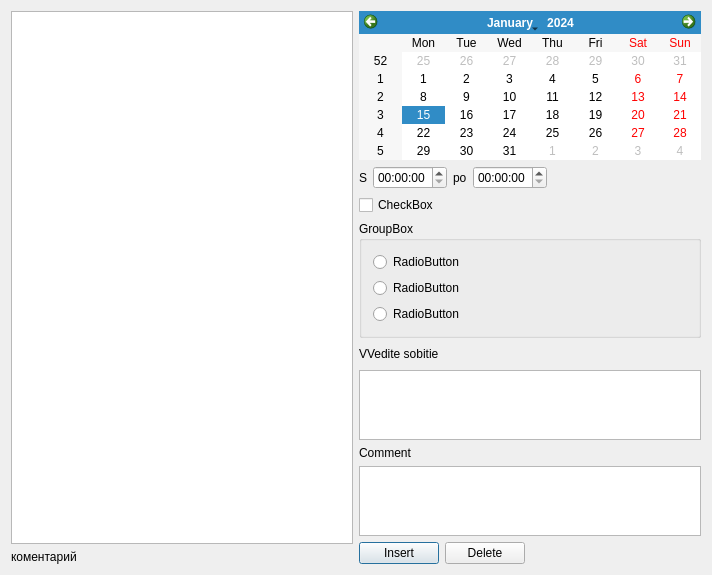
Qt form dialog.ui (sapr-bntu/Reminder) before a commit.
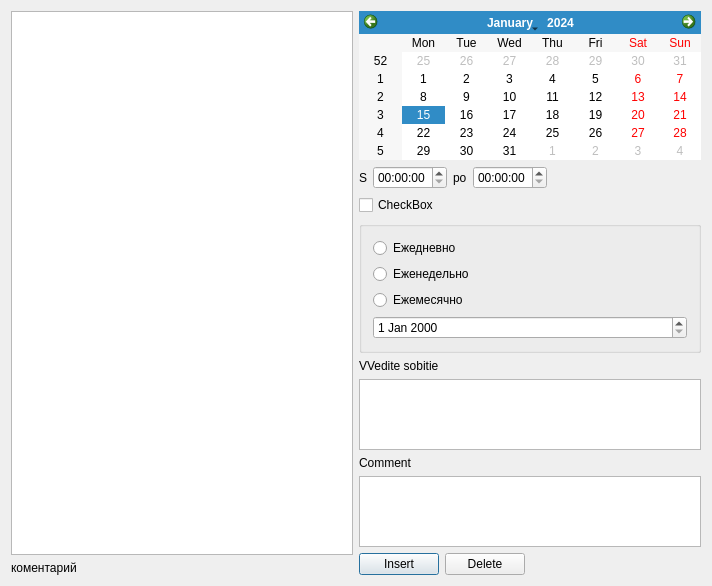
The same form after that commit.

Commit message: повторение события

What changed in the file:
```diff
--- a/dialog.ui
+++ b/dialog.ui
@@ -7,7 +7,7 @@
     <x>0</x>
     <y>0</y>
     <width>712</width>
-    <height>560</height>
+    <height>586</height>
    </rect>
   </property>
   <property name="windowTitle">
@@ -80,56 +80,45 @@
      <item>
       <widget class="QGroupBox" name="groupBox">
        <property name="title">
-        <string>GroupBox</string>
+        <string/>
        </property>
        <layout class="QVBoxLayout" name="verticalLayout_3">
         <item>
          <widget class="QRadioButton" name="radioButton">
           <property name="text">
-           <string>RadioButton</string>
-          </property>
-         </widget>
-        </item>
-        <item>
-         <widget class="QRadioButton" name="radioButton_3">
-          <property name="text">
-           <string>RadioButton</string>
+           <string>Ежедневно</string>
           </property>
          </widget>
         </item>
         <item>
          <widget class="QRadioButton" name="radioButton_2">
           <property name="text">
-           <string>RadioButton</string>
+           <string>Еженедельно</string>
           </property>
          </widget>
         </item>
+        <item>
+         <widget class="QRadioButton" name="radioButton_3">
+          <property name="text">
+           <string>Ежемесячно</string>
+          </property>
+         </widget>
+        </item>
+        <item>
+         <widget class="QDateEdit" name="dateEdit"/>
+        </item>
+        <item>
+         <layout class="QHBoxLayout" name="horizontalLayout"/>
+        </item>
        </layout>
       </widget>
      </item>
      <item>
-      <layout class="QHBoxLayout" name="horizontalLayout">
-       <item>
-        <widget class="QLabel" name="label">
-         <property name="text">
-          <string>VVedite sobitie</string>
-         </property>
-        </widget>
-       </item>
-       <item>
-        <spacer name="horizontalSpacer">
-         <property name="orientation">
-          <enum>Qt::Horizontal</enum>
-         </property>
-         <property name="sizeHint" stdset="0">
-          <size>
-           <width>40</width>
-           <height>20</height>
-          </size>
-         </property>
-        </spacer>
-       </item>
-      </layout>
+      <widget class="QLabel" name="label">
+       <property name="text">
+        <string>VVedite sobitie</string>
+       </property>
+      </widget>
      </item>
      <item>
       <widget class="QTextEdit" name="textEdit"/>
```
The commit also changes 2 other files.
